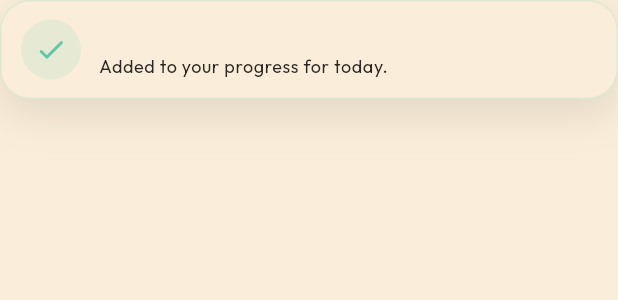
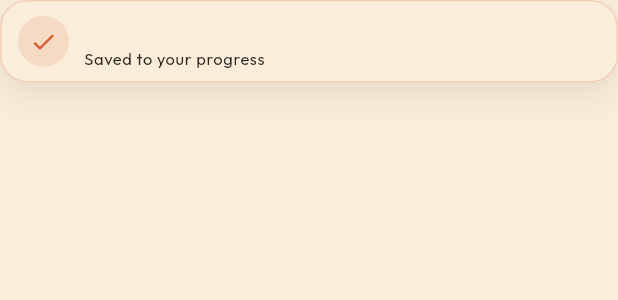
Before and after one commit to TyeLenol/spineup, a Flutter app: the _ActionRewardOverlay widget shown alone on an empty page, opened directly with empty values, on a phone screen of 412 x 824 dp. Shown: the top 300 px of the screen. Run offline on Flutter 3.47's test engine with Material 3 defaults, Android fonts, the phone set to English and light mode, and no system bars; our stand-ins replace file_picker, fl_chart, flutter_expandable_fab, flutter_local_notifications, flutter_svg, flutter_timezone and 6 more; missing offline and left inert: cryptography_plus, rss_dart; accounts and stored records are empty.

Commit message:
feat: add daily Android reminders and refine XP feedback

```diff
--- a/lib/widgets/action_reward_feedback.dart
+++ b/lib/widgets/action_reward_feedback.dart
@@ -5,8 +5,8 @@ import 'package:flutter/services.dart';
 
 /// A short, action-first completion acknowledgement for health-support tasks.
 ///
-/// The completed action is the headline. XP remains visible as a secondary
-/// progress marker, avoiding a game-style reward taking over the care moment.
+/// The action remains the headline. XP is shown as a compact secondary signal,
+/// so the reward supports the care moment instead of taking it over.
 void showActionRewardFeedback(
   BuildContext context, {
   required String title,
@@ -53,12 +53,12 @@ class _ActionRewardOverlayState extends State<_ActionRewardOverlay>
     super.initState();
     _controller = AnimationController(
       vsync: this,
-      duration: const Duration(milliseconds: 280),
-      reverseDuration: const Duration(milliseconds: 180),
+      duration: const Duration(milliseconds: 220),
+      reverseDuration: const Duration(milliseconds: 160),
     );
     HapticFeedback.selectionClick();
     _controller.forward();
-    _dismissTimer = Timer(const Duration(milliseconds: 2200), () async {
+    _dismissTimer = Timer(const Duration(milliseconds: 1850), () async {
       if (!mounted) return;
       await _controller.reverse();
       if (mounted) widget.onDismiss();
@@ -75,25 +75,10 @@ class _ActionRewardOverlayState extends State<_ActionRewardOverlay>
   @override
   Widget build(BuildContext context) {
     final disableAnimations = MediaQuery.of(context).disableAnimations;
-    final opacity = CurvedAnimation(
+    final motion = CurvedAnimation(
       parent: _controller,
       curve: Curves.easeOutCubic,
       reverseCurve: Curves.easeInCubic,
-    );
-    final offset =
-        Tween<Offset>(begin: const Offset(0, -0.12), end: Offset.zero).animate(
-          CurvedAnimation(
-            parent: _controller,
-            curve: Curves.easeOutCubic,
-            reverseCurve: Curves.easeInCubic,
-          ),
-        );
-    final scale = Tween<double>(begin: 0.96, end: 1).animate(
-      CurvedAnimation(
-        parent: _controller,
-        curve: Curves.easeOutBack,
-        reverseCurve: Curves.easeInCubic,
-      ),
     );
 
     Widget notice = _RewardCard(
@@ -103,21 +88,26 @@ class _ActionRewardOverlayState extends State<_ActionRewardOverlay>
     );
     if (!disableAnimations) {
       notice = FadeTransition(
-        opacity: opacity,
+        opacity: motion,
         child: SlideTransition(
-          position: offset,
-          child: ScaleTransition(scale: scale, child: notice),
+          position: Tween<Offset>(
+            begin: const Offset(0, 0.12),
+            end: Offset.zero,
+          ).animate(motion),
+          child: notice,
         ),
       );
     }
 
     return Positioned(
-      top: MediaQuery.paddingOf(context).top + 12,
       left: 20,
       right: 20,
+      bottom: MediaQuery.paddingOf(context).bottom + 88,
       child: Semantics(
         liveRegion: true,
-        label: '${widget.title}. ${widget.xpAwarded} XP added to progress.',
+        label: widget.xpAwarded > 0
+            ? '${widget.title}. ${widget.xpAwarded} XP added to progress.'
+            : '${widget.title}. Progress updated.',
         child: IgnorePointer(child: notice),
       ),
     );
@@ -139,42 +129,37 @@ class _RewardCard extends StatelessWidget {
   Widget build(BuildContext context) {
     final colorScheme = Theme.of(context).colorScheme;
     final textTheme = Theme.of(context).textTheme;
+    final accent = colorScheme.secondary;
 
     return Material(
       color: Colors.transparent,
       child: DecoratedBox(
         decoration: BoxDecoration(
           color: colorScheme.surface,
-          borderRadius: BorderRadius.circular(20),
-          border: Border.all(
-            color: colorScheme.primary.withValues(alpha: 0.18),
-          ),
+          borderRadius: BorderRadius.circular(18),
+          border: Border.all(color: accent.withValues(alpha: 0.22)),
           boxShadow: [
             BoxShadow(
-              color: colorScheme.onSurface.withValues(alpha: 0.12),
-              blurRadius: 24,
-              offset: const Offset(0, 10),
+              color: colorScheme.onSurface.withValues(alpha: 0.10),
+              blurRadius: 18,
+              offset: const Offset(0, 8),
             ),
           ],
         ),
         child: Padding(
-          padding: const EdgeInsets.fromLTRB(14, 13, 14, 13),
+          padding: const EdgeInsets.symmetric(horizontal: 12, vertical: 10),
           child: Row(
             children: [
               Container(
-                width: 40,
-                height: 40,
+                width: 34,
+                height: 34,
                 decoration: BoxDecoration(
-                  color: colorScheme.primary.withValues(alpha: 0.13),
+                  color: accent.withValues(alpha: 0.13),
                   shape: BoxShape.circle,
                 ),
-                child: Icon(
-                  Icons.check_rounded,
-                  color: colorScheme.primary,
-                  size: 22,
-                ),
+                child: Icon(Icons.done_rounded, color: accent, size: 19),
               ),
-              const SizedBox(width: 12),
+              const SizedBox(width: 10),
               Expanded(
                 child: Column(
                   crossAxisAlignment: CrossAxisAlignment.start,
@@ -182,18 +167,23 @@ class _RewardCard extends StatelessWidget {
                   children: [
                     Text(
                       title,
+                      maxLines: 1,
+                      overflow: TextOverflow.ellipsis,
                       style: textTheme.titleSmall?.copyWith(
-                        fontWeight: FontWeight.w800,
+                        fontWeight: FontWeight.w700,
                       ),
                     ),
-                    const SizedBox(height: 3),
+                    const SizedBox(height: 2),
                     Text(
                       dailyBonusAwarded
-                          ? 'A small daily boost was added too.'
-                          : 'Added to your progress for today.',
+                          ? 'Saved · daily bonus included'
+                          : 'Saved to your progress',
+                      maxLines: 1,
+                      overflow: TextOverflow.ellipsis,
                       style: textTheme.bodySmall?.copyWith(
                         color: colorScheme.onSurfaceVariant,
-                        height: 1.3,
+                        fontSize: 11,
+                        height: 1.2,
                       ),
                     ),
                   ],
@@ -201,7 +191,7 @@ class _RewardCard extends StatelessWidget {
               ),
               if (xpAwarded > 0) ...[
                 const SizedBox(width: 10),
-                _XpToken(value: xpAwarded),
+                _XpToken(value: xpAwarded, accent: accent),
               ],
             ],
           ),
@@ -213,23 +203,24 @@ class _RewardCard extends StatelessWidget {
 
 class _XpToken extends StatelessWidget {
   final int value;
+  final Color accent;
 
-  const _XpToken({required this.value});
+  const _XpToken({required this.value, required this.accent});
 
   @override
   Widget build(BuildContext context) {
-    final colorScheme = Theme.of(context).colorScheme;
     return DecoratedBox(
       decoration: BoxDecoration(
-        color: colorScheme.secondaryContainer,
-        borderRadius: BorderRadius.circular(12),
+        color: accent.withValues(alpha: 0.14),
+        borderRadius: BorderRadius.circular(10),
+        border: Border.all(color: accent.withValues(alpha: 0.18)),
       ),
       child: Padding(
-        padding: const EdgeInsets.symmetric(horizontal: 9, vertical: 7),
+        padding: const EdgeInsets.symmetric(horizontal: 9, vertical: 6),
         child: Text(
           '+$value XP',
           style: Theme.of(context).textTheme.labelMedium?.copyWith(
-            color: colorScheme.onSecondaryContainer,
+            color: accent,
             fontWeight: FontWeight.w800,
           ),
         ),
--- a/pubspec.yaml
+++ b/pubspec.yaml
@@ -54,6 +54,9 @@ dependencies:
   rss_dart: ^1.0.14
   youtube_player_iframe: ^6.0.2
   url_launcher: ^6.3.2
+  flutter_local_notifications: ^22.3.0
+  flutter_timezone: ^5.1.0
+  timezone: ^0.11.1
 dev_dependencies:
   flutter_test:
     sdk: flutter
```
Also changed, not shown: lib/screens/me_screen.dart (+184 -18 lines), lib/services/reminder_service.dart (added, +222 -0 lines), 4 other files.
